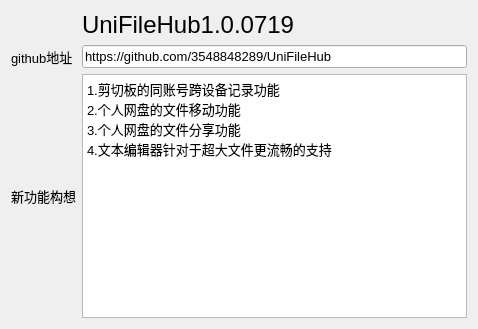
Qt form MoreFunction/MoreFunction.ui (3548848289/UniFileHub) before a commit.
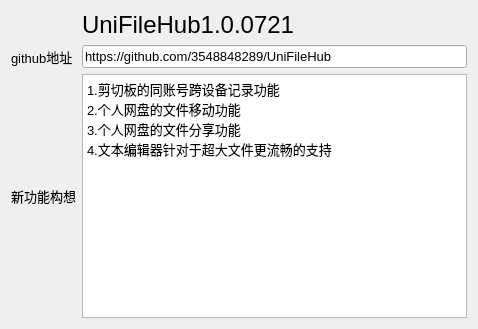
The same form after that commit. Icons and pictures are not drawn.

Diff of the .ui file:
```diff
--- a/MoreFunction/MoreFunction.ui
+++ b/MoreFunction/MoreFunction.ui
@@ -82,7 +82,7 @@
       </font>
      </property>
      <property name="text">
-      <string>UniFileHub1.0.0719</string>
+      <string>UniFileHub1.0.0721</string>
      </property>
     </widget>
    </item>
```
